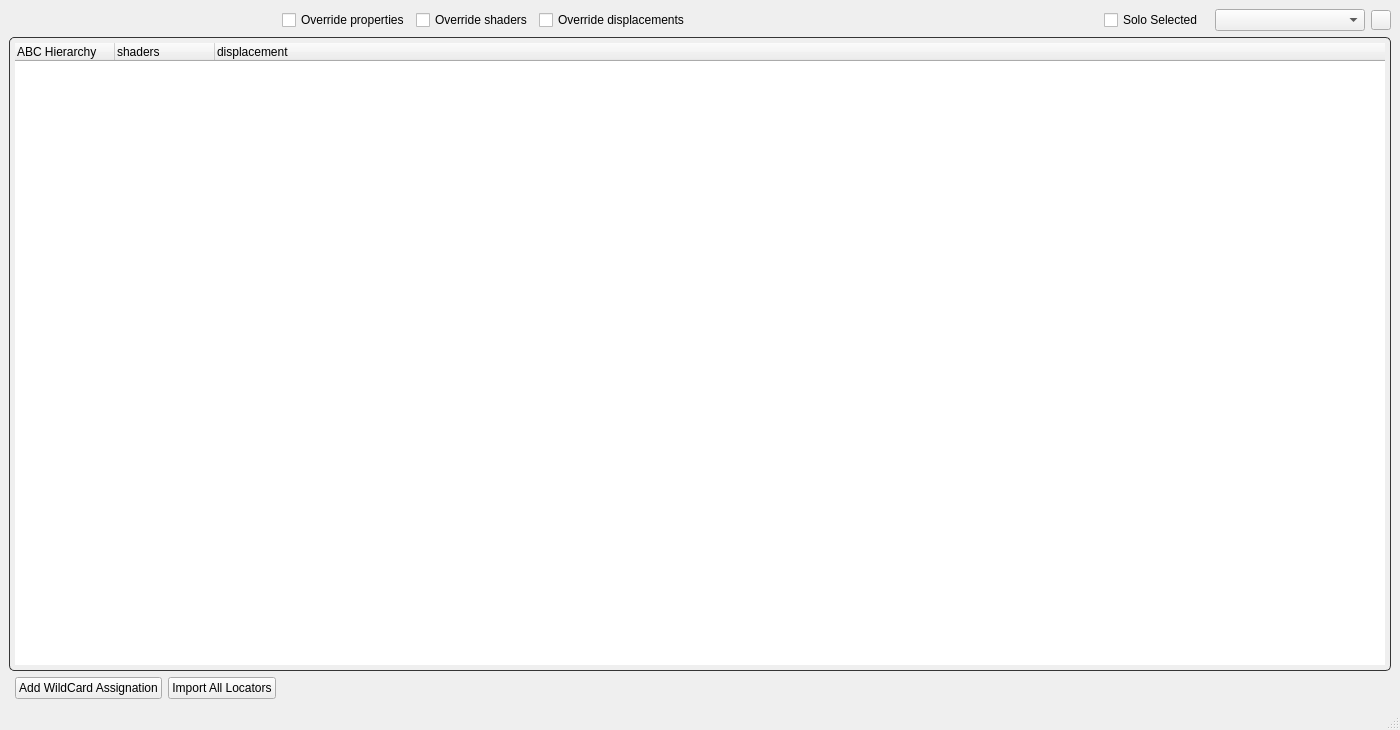
Above: maya/scripts/shaderManager/ui/UI_ABCHierarchy.ui from elliottsmith/abctoa before the change. Below: the same form after it.
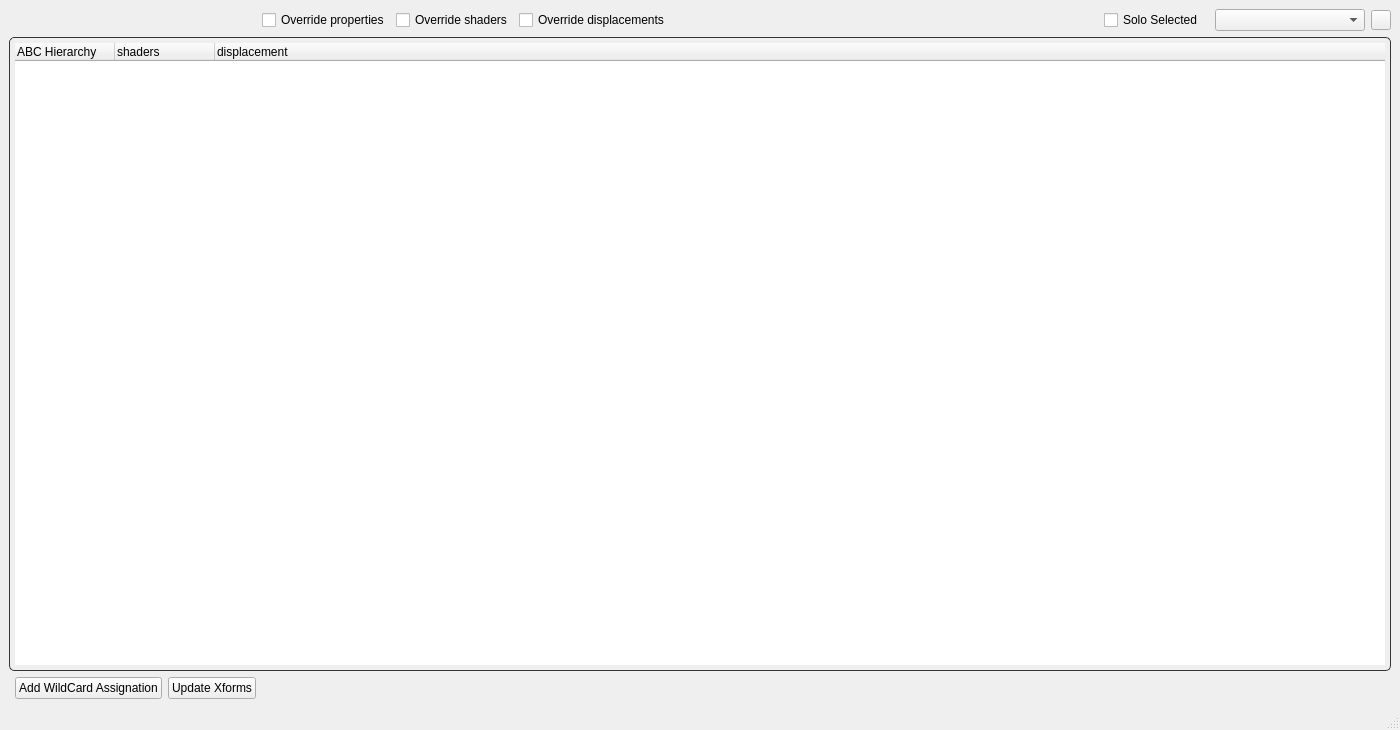
That is the form after the change.

Commit message: Import xforms now updates previously imported xforms, preserving any nodes under the xform that arent in the alembic cache.

Diff of the .ui file:
```diff
--- a/maya/scripts/shaderManager/ui/UI_ABCHierarchy.ui
+++ b/maya/scripts/shaderManager/ui/UI_ABCHierarchy.ui
@@ -232,7 +232,7 @@
       <item row="2" column="2">
        <widget class="QPushButton" name="locatorsButton">
         <property name="text">
-         <string>Import All Locators</string>
+         <string>Update Xforms</string>
         </property>
        </widget>
       </item>
```
Left out of the diff: 4 changed lines with no effect on the pictures. The commit also changes 2 other files.
